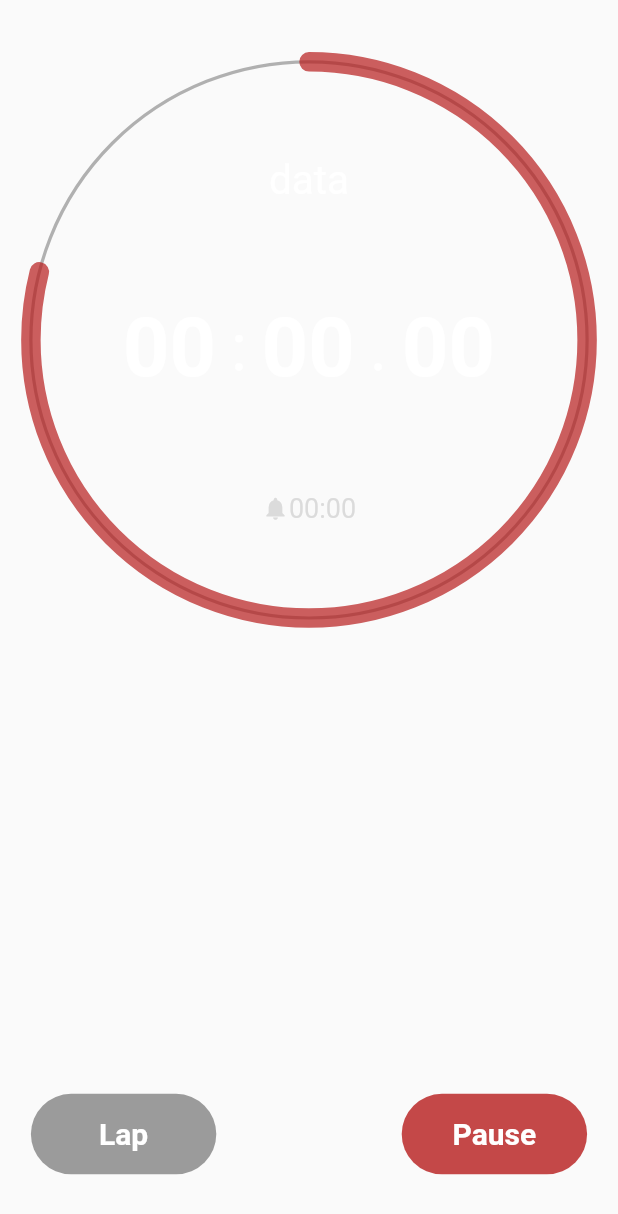
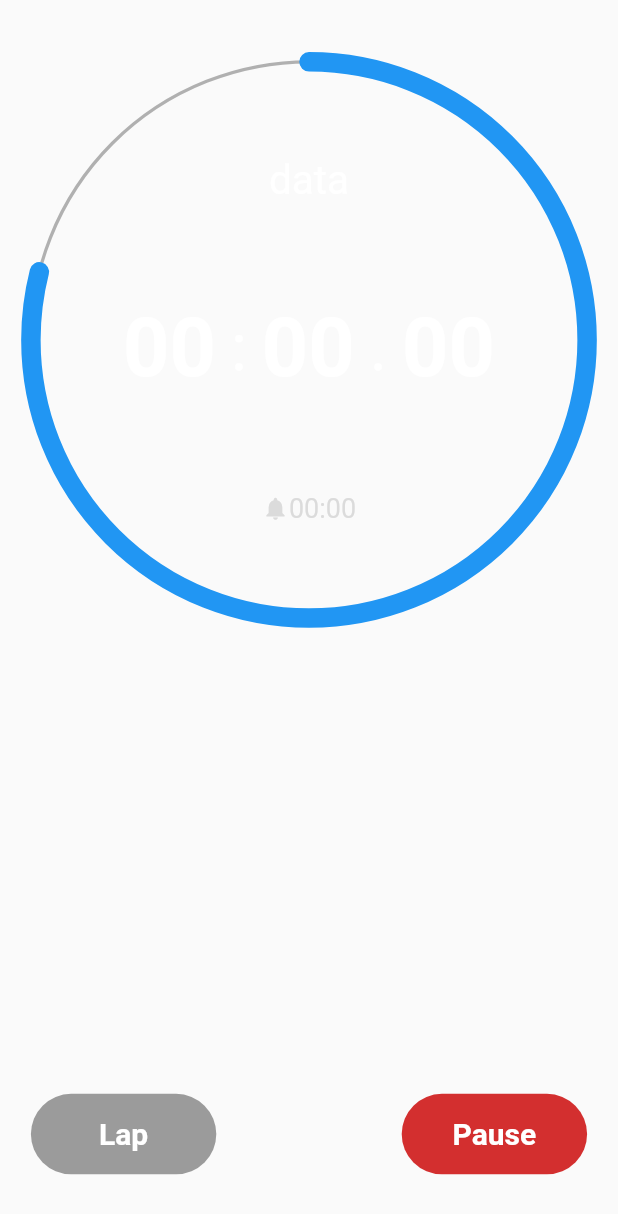
Before and after one commit to yellow-Flickr/timely, a Flutter app: the TimerTicker widget shown alone on an empty page, opened directly, after a tap on "Lap", on a phone screen of 412 x 824 dp. Shown: the top 1214 px of the screen. Run offline on Flutter 3.47's test engine with Material 2 defaults, Android fonts, the phone set to English and light mode, and no system bars.

Commit message:
Updated Ticker Animation [beta]

```diff
--- a/lib/TimerTicker.dart
+++ b/lib/TimerTicker.dart
@@ -207,7 +207,7 @@ class _TimerTickerState extends State<TimerTicker>
   late AnimationController _animationController;
   late Animation<int> animation;
   double _count = 100;
-      Stopwatch timelapsed = Stopwatch();
+  Stopwatch timelapsed = Stopwatch();
 
   // @override
   // void dispose() {
@@ -229,15 +229,15 @@ class _TimerTickerState extends State<TimerTicker>
       WidgetsBinding.instance.addPostFrameCallback((timeStamp) {
         tick;
         timelapsed.start();
-       });
+      });
     }
   }
 
-  late Timer tick = Timer.periodic(Duration(milliseconds: 1), (timer) {
+  late Timer tick = Timer.periodic(Duration(milliseconds: 10), (timer) {
     if (mounted) {
       if (_count > 0.1) {
         setState(() {
-          _count -= ((100 / widget.time * 0.001) * 1);
+          _count -= ((100 / widget.time * 0.001) * 10);
           // timelapsed -= (timelapsed - 0.001).toInt();
         });
       } else {
@@ -338,8 +338,10 @@ class _TimerTickerState extends State<TimerTicker>
                 foregroundPainter: DrawTicker(
                     stroke: width * 0.035,
                     percent: _count,
-                    tickerPaint: ((widget.time - (timelapsed.elapsedMicroseconds * 1000)) <= 5)
-                        ? Colors.red.shade900.withOpacity(0.7)
+                    tickerPaint: ((widget.time -
+                                (timelapsed.elapsedMicroseconds / 1000000)) <=
+                            5)
+                        ? Colors.red.shade700
                         : null),
               )
                   //       ),
@@ -366,7 +368,11 @@ class _TimerTickerState extends State<TimerTicker>
                             borderRadius: BorderRadius.circular(100),
                             gapPadding: 0)),
                     child: TextButton(
-                        onPressed: () {},
+                        onPressed: () {
+                          tick;
+                          debugPrint((
+                                (timelapsed.elapsedMicroseconds / 1000000)).toString());
+                        },
                         child: Center(
                           child: Text(
                             "Lap",
@@ -387,7 +393,7 @@ class _TimerTickerState extends State<TimerTicker>
                     height: height * 0.065,
                     decoration: ShapeDecoration(
                         color: (tick.isActive)
-                            ? Colors.red.shade900.withOpacity(0.8)
+                            ? Colors.red.shade700
                             : Colors.deepPurple,
                         shape: OutlineInputBorder(
                             borderSide: BorderSide.none,
@@ -398,11 +404,10 @@ class _TimerTickerState extends State<TimerTicker>
                           if (tick.isActive) {
                             tick.cancel();
                           } else {
-                           setState(() {
-                             tick;
-                           });
+                            setState(() {
+                              tick;
+                            });
                           }
-
                         },
                         child: Center(
                           child: Text(
```
